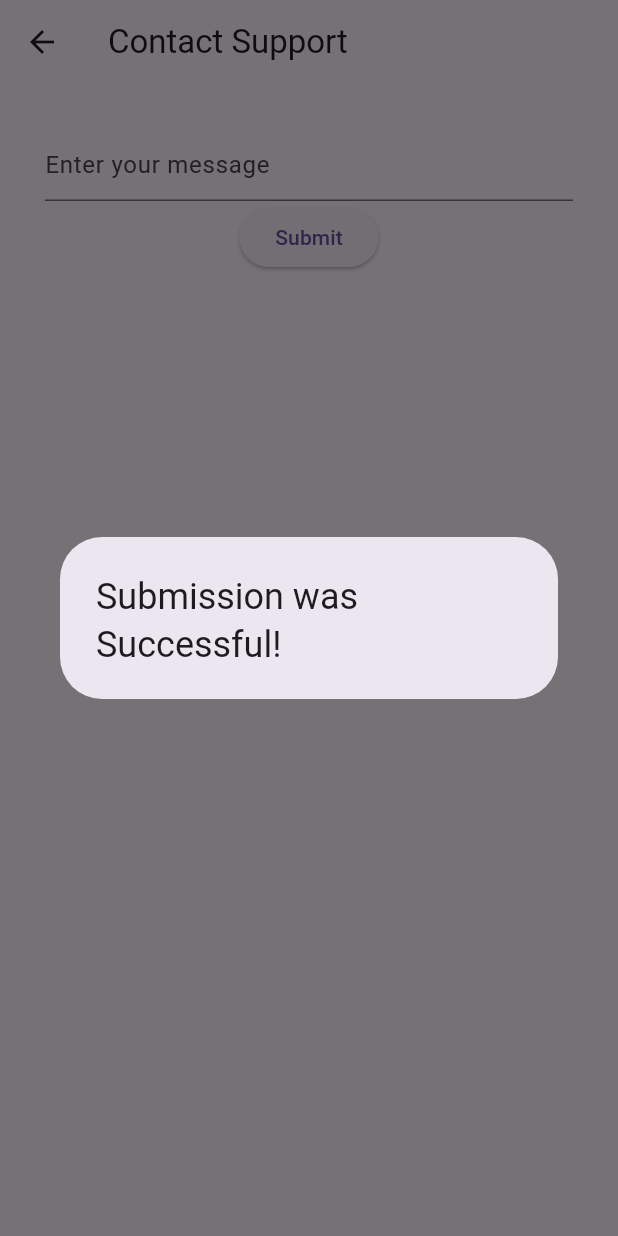
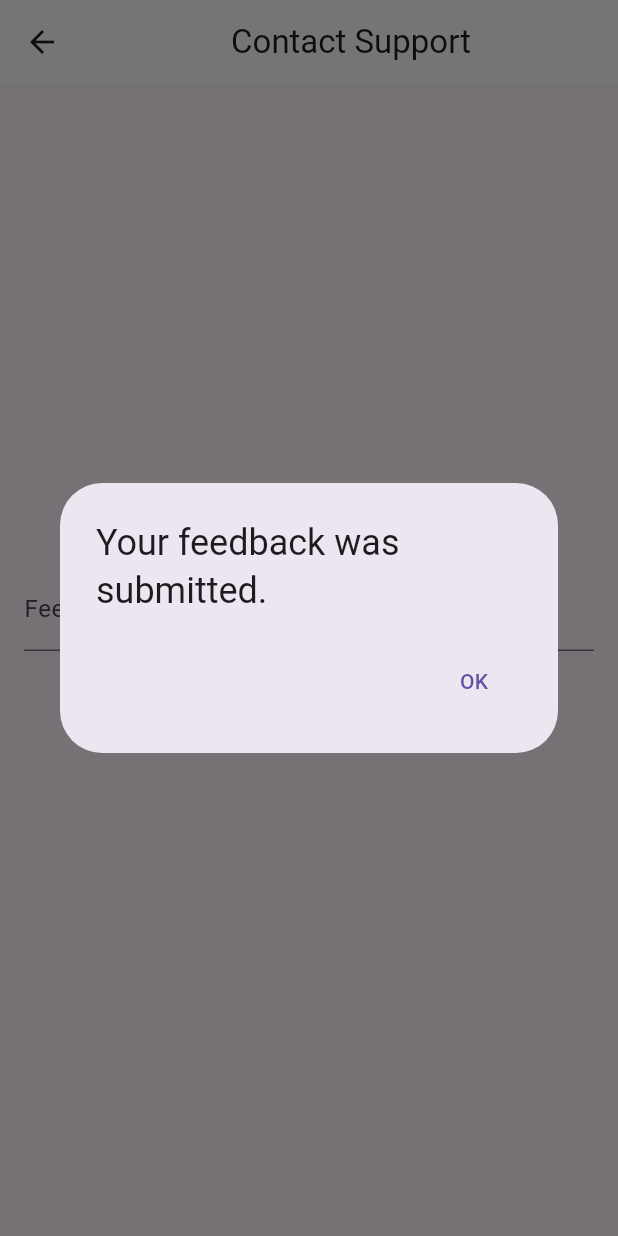
Before and after one commit to UNO-CSCI4830/GlucoGuide, a Flutter app: the ContactSupportPage screen opened directly, after a tap on "Submit", on a phone screen of 412 x 824 dp. Run offline on Flutter 3.47's test engine with Material 3 defaults, Android fonts, the phone set to English and light mode, and no system bars; our stand-ins replace cloud_firestore, firebase_auth, firebase_core, firebase_messaging, flutter_local_notifications; accounts and stored records are empty.

Commit message:
Cleaned up settings page UI

```diff
--- a/glucoguide/lib/screens/app_settings/ContactSupportPage.dart
+++ b/glucoguide/lib/screens/app_settings/ContactSupportPage.dart
@@ -9,48 +9,54 @@ class ContactSupportPage extends StatefulWidget {
 
 class _ContactSupportState extends State<ContactSupportPage> {
   final TextEditingController feedbackController = TextEditingController();
-  final List<String> entries = [];
-
-  void submitEntry() {
-    // Send the feedback to the server
-    entries.add(feedbackController.text);
-    _dialogBuilder(context);
-  }
 
   @override
   Widget build(BuildContext context) {
     return Scaffold(
         appBar: AppBar(
-        title: Text('Contact Support'),
+          title: Center(child: const Text('Contact Support')),
+          backgroundColor: Colors.white,
         ),
         body: Padding(
-        padding: const EdgeInsets.all(30.0),
+          padding: const EdgeInsets.all(16.0),
           child: Column(
+            mainAxisAlignment: MainAxisAlignment.center,
             children: [
+              Text("Please enter your feedback"),
               TextField(
                 controller: feedbackController,
-              decoration: InputDecoration(
-                hintText: 'Enter your message',
+                decoration: const InputDecoration(labelText: "Feedback"),
+                obscureText: true,
               ),
-            ),
+              const SizedBox(height: 20),
               ElevatedButton(
                   onPressed: () {
-                submitEntry();
+                    _submissionPopup(context);
+                  },
+                  child: const Text('Submit')),
+              const SizedBox(height: 20),
+            ],
+          ),
+        ));
+  }
+
+  void _submissionPopup(BuildContext context) {
+    showDialog(
+      context: context,
+      builder: (BuildContext context2) {
+        return AlertDialog(
+          title: Text('Your feedback was submitted.'),
+          actions: <Widget>[
+            TextButton(
+              child: Text('OK'),
+              onPressed: () {
                 feedbackController.clear();
+                Navigator.pop(context2);
               },
-              child: Text('Submit'),
             ),
           ],
-        ),
-      ),
+        );
+      },
     );
   }
 }
-
-Future<void> _dialogBuilder(BuildContext context) {
-  return showDialog<void>(
-      context: context,
-      builder: (BuildContext context) {
-        return AlertDialog(title: const Text('Submission was Successful!'));
-      });
-}
```
Also changed, not shown: glucoguide/lib/screens/app_settings/NotificationSettingsPage.dart (deleted, +0 -17 lines), glucoguide/lib/screens/app_settings/PushNotificationPage.dart (deleted, +0 -19 lines), glucoguide/lib/screens/app_settings/ReminderPage.dart (deleted, +0 -19 lines), glucoguide/lib/screens/app_settings/app_settings.dart (+3 -13 lines). Lines whose indentation alone changed are shown as unchanged.
